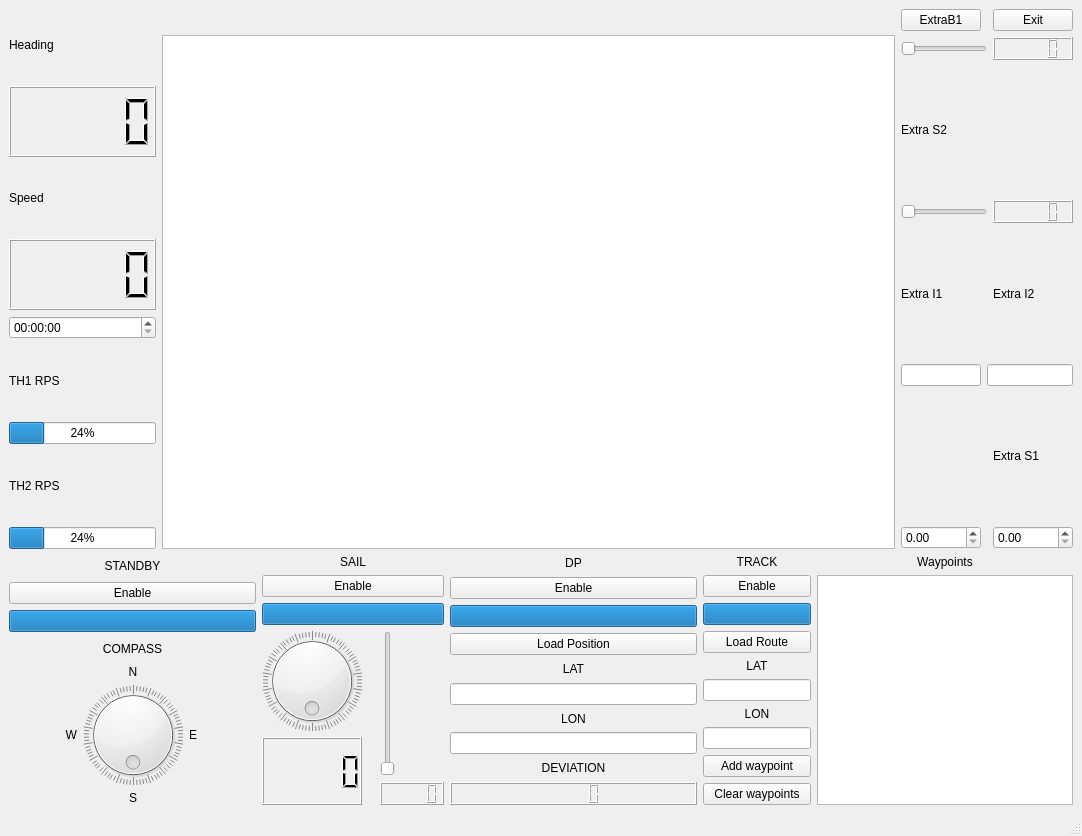
The window that src/ngc_hmi/ngc_hmi/EngineeringDashboard.ui (Androse06/Mekatronikk3) describes before a commit, drawn with Qt 5.
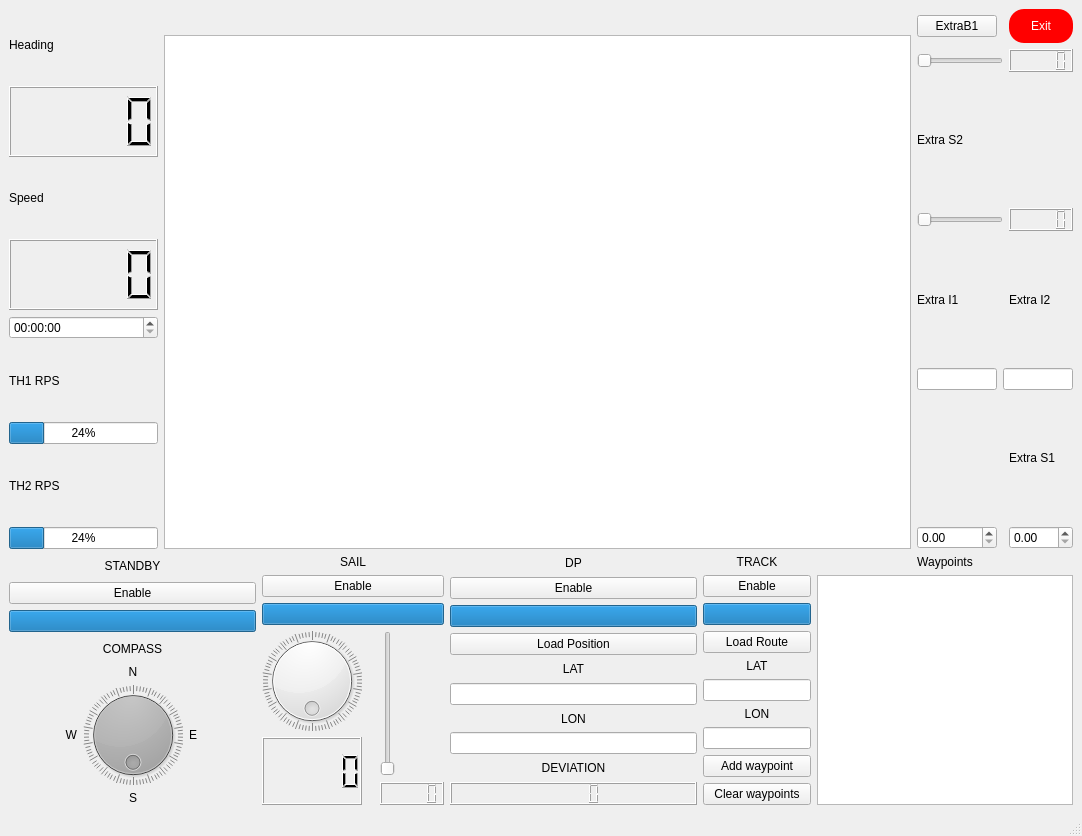
The same window after the commit. Icons and pictures are not drawn.

Commit message: fiksing og triksing

Patch:
```diff
--- a/src/ngc_hmi/ngc_hmi/EngineeringDashboard.ui
+++ b/src/ngc_hmi/ngc_hmi/EngineeringDashboard.ui
@@ -115,6 +115,15 @@
           </item>
           <item row="0" column="2">
            <widget class="QPushButton" name="Exit_Button">
+            <property name="styleSheet">
+             <string notr="true">QPushButton {
+    background-color: red;
+    border-radius: 15px;  /* Adjust radius for desired roundness */
+    color: white;  /* Text color */
+    padding: 10px;
+}
+</string>
+            </property>
             <property name="text">
              <string>Exit</string>
             </property>
@@ -226,6 +235,17 @@
            <layout class="QGridLayout" name="gridLayout_3">
             <item row="1" column="1">
              <widget class="QDial" name="Compass_Dial">
+              <property name="styleSheet">
+               <string notr="true">QDial {
+    background-color: transparent;
+    border: 2px solid #555;
+    border-radius: 50px; /* Adjust size based on dial size */
+    background-image: url('home/adolf-fick/Desktop/git_ws/Mekatronikk3/pictures/kompass.jpeg'); /* Use a compass image */
+    background-position: center;
+    background-repeat: no-repeat;
+}
+</string>
+              </property>
               <property name="maximum">
                <number>360</number>
               </property>
```
Left out of the diff: 2 changed lines with no effect on the pictures. The commit also changes 2 other files.
